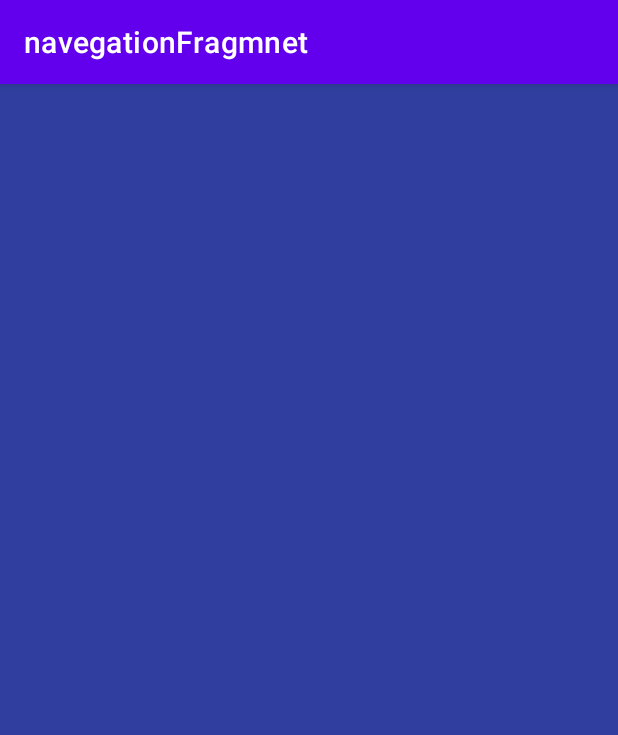
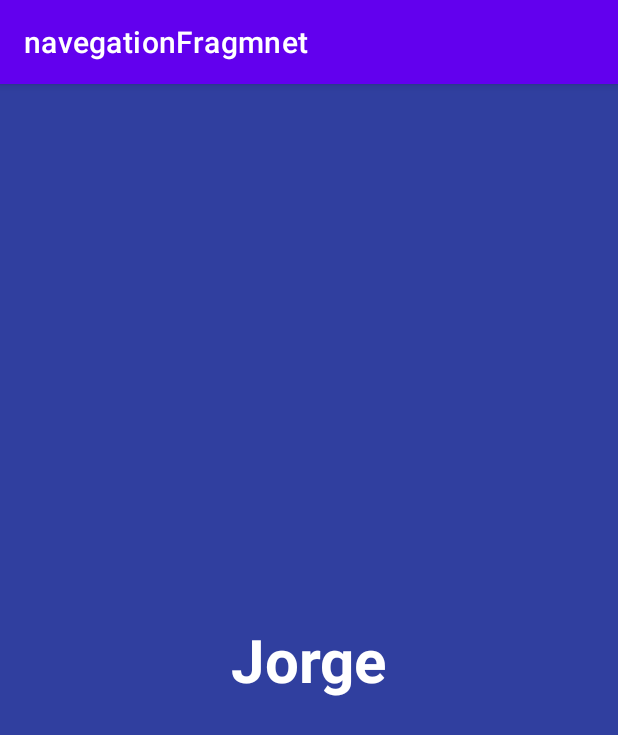
Before and after one commit to IvanM2002/navegationFragmnet, an Android app: the SecondFragment screen opened through its navigation route, on a phone screen of 412 x 824 dp. Shown: the top 735 px of the screen. Run offline under Robolectric (Android 15) with nearby library versions, the phone set to English and light mode, and no system bars.

Commit message:
add safe args to the first fragment to second

```diff
--- a/app/build.gradle.kts
+++ b/app/build.gradle.kts
@@ -1,6 +1,7 @@
 plugins {
     alias(libs.plugins.android.application)
     alias(libs.plugins.jetbrains.kotlin.android)
+    alias(libs.plugins.navigation.safe.args)
 }
 
 android {
--- a/app/src/main/java/com/example/navegationfragmnet/FirstFragment.kt
+++ b/app/src/main/java/com/example/navegationfragmnet/FirstFragment.kt
@@ -1,10 +1,12 @@
 package com.example.navegationfragmnet
 
 import android.os.Bundle
-import androidx.fragment.app.Fragment
 import android.view.LayoutInflater
 import android.view.View
 import android.view.ViewGroup
+import android.widget.Button
+import androidx.fragment.app.Fragment
+import androidx.navigation.fragment.findNavController
 
 class FirstFragment : Fragment() {
 
@@ -12,6 +14,16 @@ class FirstFragment : Fragment() {
         inflater: LayoutInflater, container: ViewGroup?,
         savedInstanceState: Bundle?
     ): View? {
-        return inflater.inflate(R.layout.fragment_first, container, false)
+        val root = inflater.inflate(R.layout.fragment_first, container, false)
+        val btnNavigate = root.findViewById<Button>(R.id.btnNavigate)
+
+        btnNavigate.setOnClickListener {
+            findNavController().navigate(
+                FirstFragmentDirections.actionFirstFragmentToSecondFragment(
+                    name = "Ivan"
+                )
+            )
+        }
+        return root
     }
 }
--- a/app/src/main/java/com/example/navegationfragmnet/MainActivity.kt
+++ b/app/src/main/java/com/example/navegationfragmnet/MainActivity.kt
@@ -3,7 +3,7 @@ package com.example.navegationfragmnet
 import android.os.Bundle
 import androidx.appcompat.app.AppCompatActivity
 
-class MainActivity : AppCompatActivity(){
+class MainActivity : AppCompatActivity() {
     override fun onCreate(savedInstanceState: Bundle?) {
         super.onCreate(savedInstanceState)
         setContentView(R.layout.activity_main)
--- a/app/src/main/java/com/example/navegationfragmnet/SecondFragment.kt
+++ b/app/src/main/java/com/example/navegationfragmnet/SecondFragment.kt
@@ -1,12 +1,23 @@
 package com.example.navegationfragmnet
 
 import android.os.Bundle
-import androidx.fragment.app.Fragment
 import android.view.LayoutInflater
 import android.view.View
 import android.view.ViewGroup
+import android.widget.TextView
+import androidx.fragment.app.Fragment
+import androidx.navigation.fragment.navArgs
 
 class SecondFragment : Fragment() {
+
+    val args: SecondFragmentArgs by navArgs()
+
+    override fun onViewCreated(view: View, savedInstanceState: Bundle?) {
+        super.onViewCreated(view, savedInstanceState)
+        val name = args.name
+        val tvName = view.findViewById<TextView>(R.id.tvName)
+        tvName.text = name
+    }
 
     override fun onCreateView(
         inflater: LayoutInflater, container: ViewGroup?,
--- a/app/src/main/java/com/example/navegationfragmnet/ThirdFragment.kt
+++ b/app/src/main/java/com/example/navegationfragmnet/ThirdFragment.kt
@@ -1,10 +1,10 @@
 package com.example.navegationfragmnet
 
 import android.os.Bundle
-import androidx.fragment.app.Fragment
 import android.view.LayoutInflater
 import android.view.View
 import android.view.ViewGroup
+import androidx.fragment.app.Fragment
 
 class ThirdFragment : Fragment() {
 
--- a/app/src/main/res/layout/activity_main.xml
+++ b/app/src/main/res/layout/activity_main.xml
@@ -16,6 +16,6 @@
         app:layout_constraintStart_toStartOf="parent"
         app:layout_constraintBottom_toBottomOf="parent"
         app:defaultNavHost="true"
-        app:navGraph="@navigation/main_graph"/>
+        app:navGraph="@navigation/main_graph" />
 
 </androidx.constraintlayout.widget.ConstraintLayout>
--- a/app/src/main/res/layout/fragment_second.xml
+++ b/app/src/main/res/layout/fragment_second.xml
@@ -6,4 +6,13 @@
     android:background="@color/blue"
     tools:context=".SecondFragment">
 
+    <TextView
+        android:id="@+id/tvName"
+        android:layout_width="wrap_content"
+        android:layout_height="wrap_content"
+        android:layout_gravity="center"
+        android:textColor="@color/white"
+        android:textStyle="bold"
+        android:textSize="40sp"
+        tools:text="Hola" />
 </FrameLayout>
--- a/app/src/main/res/navigation/main_graph.xml
+++ b/app/src/main/res/navigation/main_graph.xml
@@ -1,6 +1,6 @@
 <?xml version="1.0" encoding="utf-8"?>
 <navigation xmlns:android="http://schemas.android.com/apk/res/android"
-             xmlns:app="http://schemas.android.com/apk/res-auto"
+    xmlns:app="http://schemas.android.com/apk/res-auto"
     xmlns:tools="http://schemas.android.com/tools"
     android:id="@+id/main_graph"
     app:startDestination="@id/firstFragment">
@@ -9,12 +9,24 @@
         android:id="@+id/firstFragment"
         android:name="com.example.navegationfragmnet.FirstFragment"
         android:label="fragment_first"
-        tools:layout="@layout/fragment_first" />
+        tools:layout="@layout/fragment_first">
+        <action
+            android:id="@+id/action_firstFragment_to_secondFragment"
+            app:destination="@id/secondFragment" />
+    </fragment>
     <fragment
         android:id="@+id/secondFragment"
         android:name="com.example.navegationfragmnet.SecondFragment"
         android:label="fragment_second"
-        tools:layout="@layout/fragment_second" />
+        tools:layout="@layout/fragment_second">
+        <action
+            android:id="@+id/action_secondFragment_to_thirdFragment"
+            app:destination="@id/thirdFragment" />
+        <argument
+            android:name="name"
+            app:argType="string"
+            android:defaultValue="Jorge" />
+    </fragment>
     <fragment
         android:id="@+id/thirdFragment"
         android:name="com.example.navegationfragmnet.ThirdFragment"
--- a/app/src/main/res/values-night/themes.xml
+++ b/app/src/main/res/values-night/themes.xml
@@ -1,4 +1,4 @@
-<resources xmlns:tools="http://schemas.android.com/tools">
+<resources>
     <!-- Base application theme. -->
     <style name="Theme.NavegationFragmnet" parent="Theme.MaterialComponents.DayNight.DarkActionBar">
         <!-- Primary brand color. -->
--- a/app/src/main/res/values/themes.xml
+++ b/app/src/main/res/values/themes.xml
@@ -1,4 +1,4 @@
-<resources xmlns:tools="http://schemas.android.com/tools">
+<resources>
     <!-- Base application theme. -->
     <style name="Theme.NavegationFragmnet" parent="Theme.MaterialComponents.DayNight.DarkActionBar">
         <!-- Primary brand color. -->
--- a/build.gradle.kts
+++ b/build.gradle.kts
@@ -2,4 +2,5 @@
 plugins {
     alias(libs.plugins.android.application) apply false
     alias(libs.plugins.jetbrains.kotlin.android) apply false
+    alias(libs.plugins.navigation.safe.args) apply false
 }
--- a/gradle/libs.versions.toml
+++ b/gradle/libs.versions.toml
@@ -22,3 +22,4 @@ material = { group = "com.google.android.material", name = "material", version.r
 [plugins]
 android-application = { id = "com.android.application", version.ref = "agp" }
 jetbrains-kotlin-android = { id = "org.jetbrains.kotlin.android", version.ref = "kotlin" }
+navigation-safe-args = { id = "androidx.navigation.safeargs.kotlin", version.ref = "navVersion" }
```
Also changed, not shown: app/src/main/res/layout/fragment_first.xml (+7 -0 lines), 2 other files.
